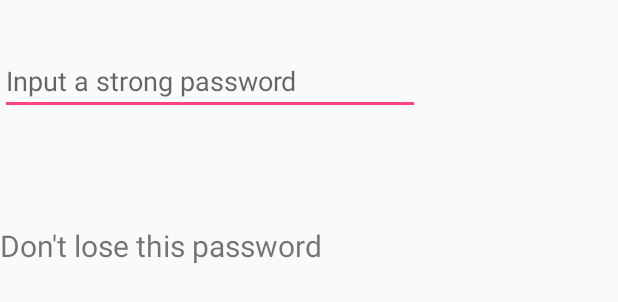
After one commit to cvhariharan/StimulonWallet, an Android app: the layout fragment_transactions.xml on its own in the app's theme, with its tools: preview values and no code run, on a phone screen of 412 x 824 dp. The commit adds this screen. Shown: the top 302 px of the screen. Run offline under Robolectric (Android 15) with nearby library versions, the phone set to English and light mode, and no system bars.

Commit message:
Added Transactions Fragment

```diff
--- a/app/build.gradle
+++ b/app/build.gradle
@@ -25,7 +25,8 @@ dependencies {
     implementation 'com.android.support.constraint:constraint-layout:1.1.3'
 
     //Web3j
-    compile ('org.web3j:core:3.3.1-android')
+    implementation 'com.android.support:support-v4:26.1.0'
+    compile('org.web3j:core:3.3.1-android')
 
     testImplementation 'junit:junit:4.12'
     androidTestImplementation 'com.android.support.test:runner:1.0.2'
--- /dev/null
+++ b/app/src/main/res/layout/fragment_transactions.xml
@@ -0,0 +1,38 @@
+<FrameLayout xmlns:android="http://schemas.android.com/apk/res/android"
+    xmlns:tools="http://schemas.android.com/tools"
+    android:layout_width="match_parent"
+    android:layout_height="match_parent"
+    tools:context="com.hariharan.stimulonwallet.Fragments.TransactionsFragment">
+
+    <TextView
+    android:id="@+id/textView"
+    android:layout_width="wrap_content"
+    android:layout_height="wrap_content"
+    android:layout_alignParentTop="true"
+    android:layout_centerHorizontal="true"
+    android:layout_marginTop="150dp"
+    android:text="@string/password_lbl"
+    android:textSize="20sp" />
+
+    <EditText
+    android:id="@+id/password"
+    android:layout_width="280dp"
+    android:layout_height="wrap_content"
+    android:layout_below="@+id/textView"
+    android:layout_centerHorizontal="true"
+    android:layout_marginTop="31dp"
+    android:hint="@string/password_edttxt"
+    android:inputType="textPassword" />
+
+    <Button
+    android:layout_width="wrap_content"
+    android:layout_height="wrap_content"
+    android:layout_below="@+id/password"
+    android:layout_centerHorizontal="true"
+    android:layout_marginTop="20dp"
+    android:text="@string/submit"
+    android:id="@+id/submit"
+    android:visibility="invisible"/>
+
+
+</FrameLayout>
--- a/app/src/main/res/values/strings.xml
+++ b/app/src/main/res/values/strings.xml
@@ -3,4 +3,7 @@
     <string name="password_edttxt">Input a strong password</string>
     <string name="password_lbl">Don\'t lose this password</string>
     <string name="submit">Submit</string>
+
+    <!-- TODO: Remove or change this placeholder text -->
+    <string name="hello_blank_fragment">Hello blank fragment</string>
 </resources>
```
Also changed, not shown: app/src/main/java/com/hariharan/stimulonwallet/Fragments/TransactionsFragment.java (added, +106 -0 lines), app/src/main/java/com/hariharan/stimulonwallet/MainActivity.java (+0 -77 lines), app/src/main/res/layout/activity_main.xml (+35 -27 lines), 1 other file.
